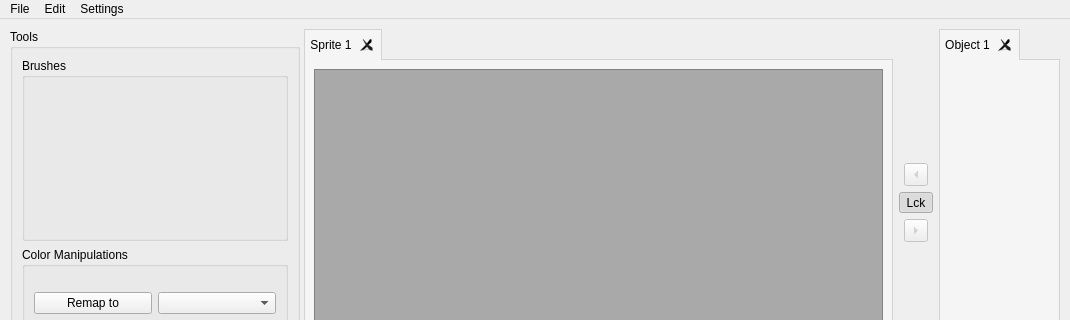
Old version of the form editor_app/main_window.ui in the repository danielmeinert/objectcreator; both pictures show x 0 to 1070 and y 0 to 320 of the 1070 by 641 pixel window.
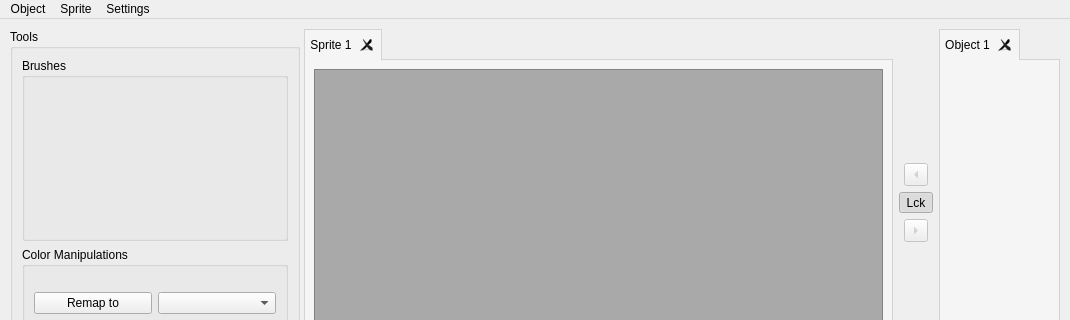
New version of the form.

Commit message: continued on settings window

```diff
--- a/editor_app/main_window.ui
+++ b/editor_app/main_window.ui
@@ -551,7 +551,7 @@
    </property>
    <widget class="QMenu" name="menuFile">
     <property name="title">
-     <string>File</string>
+     <string>Object</string>
     </property>
     <widget class="QMenu" name="menuLoad_Object_from">
      <property name="title">
@@ -575,7 +575,7 @@
    </widget>
    <widget class="QMenu" name="menuTools">
     <property name="title">
-     <string>Edit</string>
+     <string>Sprite</string>
     </property>
     <addaction name="actionNewSprite"/>
     <addaction name="actionLoadImage"/>
```
Left out of the diff: 57 changed lines with no effect on the pictures. The commit also changes 5 other files.
